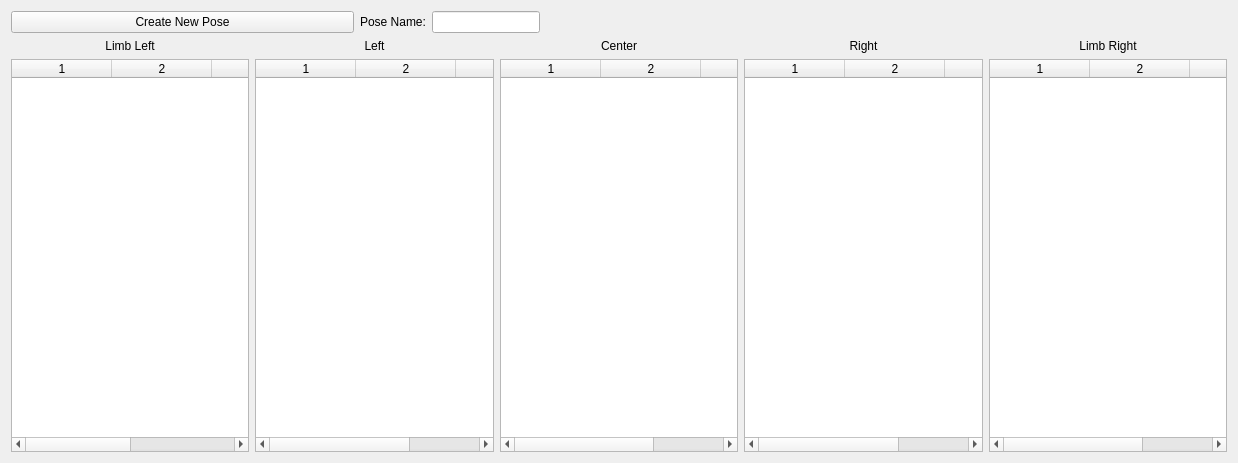
Old version of the form bm_framework_ros2_pkg/bm_framework_ros2_pkg/qt_app/ui_sources/angular_pose_manager.ui in the repository Pzkane/BodyMotionsFramework.
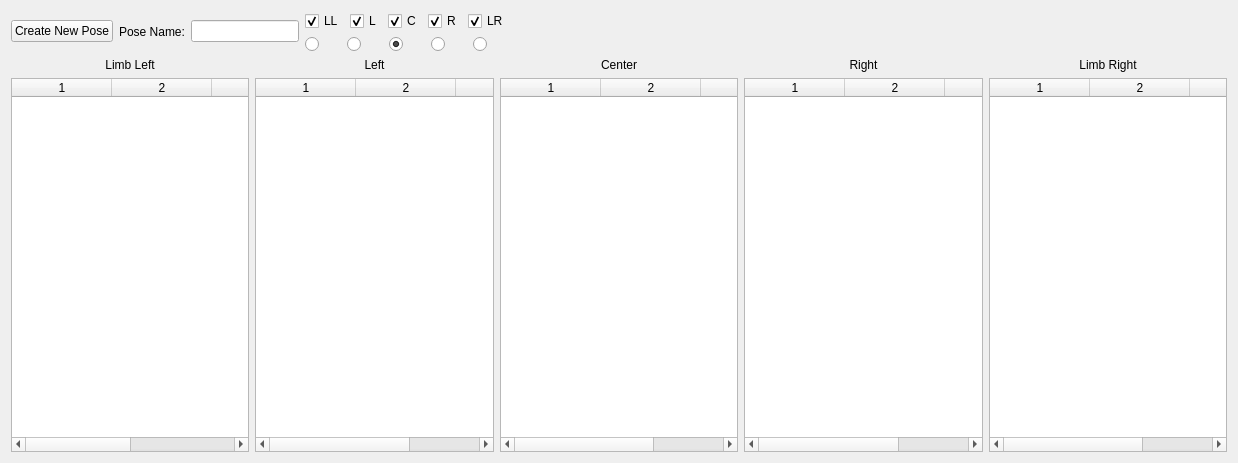
New version of the form.

Commit message: Done static pose; proper process stop

The edit to the form file:
```diff
--- a/bm_framework_ros2_pkg/bm_framework_ros2_pkg/qt_app/ui_sources/angular_pose_manager.ui
+++ b/bm_framework_ros2_pkg/bm_framework_ros2_pkg/qt_app/ui_sources/angular_pose_manager.ui
@@ -15,7 +15,7 @@
   </property>
   <layout class="QVBoxLayout" name="verticalLayout" stretch="0,0">
    <item>
-    <layout class="QHBoxLayout" name="horizontalLayout_2" stretch="1,0,0,2">
+    <layout class="QHBoxLayout" name="horizontalLayout_2" stretch="0,0,0,0,1">
      <item>
       <widget class="QPushButton" name="pushButton_create_pose">
        <property name="text">
@@ -33,6 +33,109 @@
      <item>
       <widget class="QLineEdit" name="lineEdit_pose_name"/>
      </item>
+     <item>
+      <layout class="QVBoxLayout" name="verticalLayout_2">
+       <item>
+        <layout class="QHBoxLayout" name="horizontalLayout_4">
+         <item>
+          <widget class="QCheckBox" name="checkBox_limb_left">
+           <property name="text">
+            <string>LL</string>
+           </property>
+           <property name="checked">
+            <bool>true</bool>
+           </property>
+          </widget>
+         </item>
+         <item>
+          <widget class="QCheckBox" name="checkBox_left">
+           <property name="text">
+            <string>L</string>
+           </property>
+           <property name="checked">
+            <bool>true</bool>
+           </property>
+          </widget>
+         </item>
+         <item>
+          <widget class="QCheckBox" name="checkBox_center">
+           <property name="text">
+            <string>C</string>
+           </property>
+           <property name="checked">
+            <bool>true</bool>
+           </property>
+          </widget>
+         </item>
+         <item>
+          <widget class="QCheckBox" name="checkBox_right">
+           <property name="text">
+            <string>R</string>
+           </property>
+           <property name="checked">
+            <bool>true</bool>
+           </property>
+          </widget>
+         </item>
+         <item>
+          <widget class="QCheckBox" name="checkBox_limb_right">
+           <property name="text">
+            <string>LR</string>
+           </property>
+           <property name="checked">
+            <bool>true</bool>
+           </property>
+          </widget>
+         </item>
+        </layout>
+       </item>
+       <item>
+        <layout class="QHBoxLayout" name="horizontalLayout_3">
+         <item>
+          <widget class="QRadioButton" name="radioButton_limb_left">
+           <property name="text">
+            <string/>
+           </property>
+          </widget>
+         </item>
+         <item>
+          <widget class="QRadioButton" name="radioButton_left">
+           <property name="text">
+            <string/>
+           </property>
+          </widget>
+         </item>
+         <item>
+          <widget class="QRadioButton" name="radioButton_center">
+           <property name="text">
+            <string/>
+           </property>
+           <property name="checked">
+            <bool>true</bool>
+           </property>
+          </widget>
+         </item>
+         <item>
+          <widget class="QRadioButton" name="radioButton_right">
+           <property name="text">
+            <string/>
+           </property>
+           <property name="checked">
+            <bool>false</bool>
+           </property>
+          </widget>
+         </item>
+         <item>
+          <widget class="QRadioButton" name="radioButton_limb_right">
+           <property name="text">
+            <string/>
+           </property>
+          </widget>
+         </item>
+        </layout>
+       </item>
+      </layout>
+     </item>
      <item>
       <spacer name="horizontalSpacer">
        <property name="orientation">
```
The commit also changes 13 other files.
